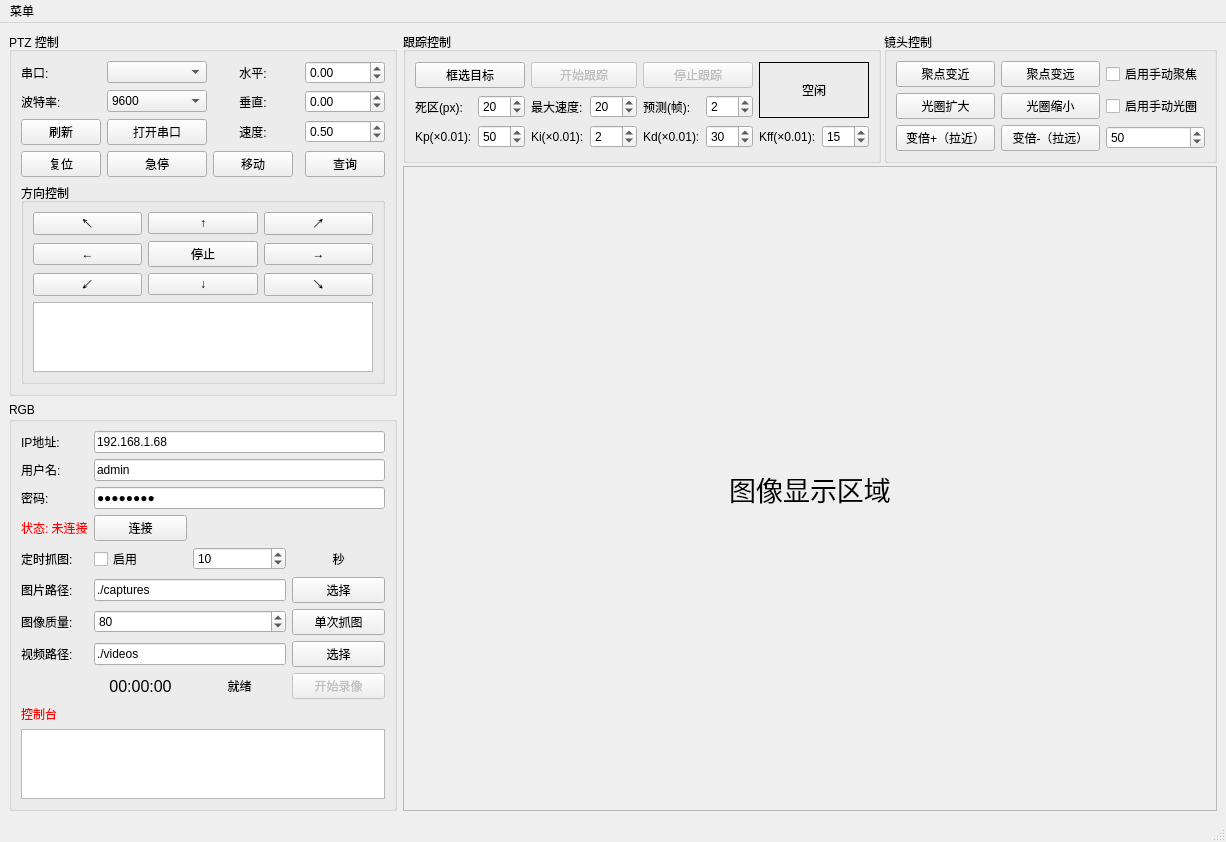
First picture: the form in mainwindow.ui, repository soranokiseki1437/nanhu_RGB_PTZ, before the edit.
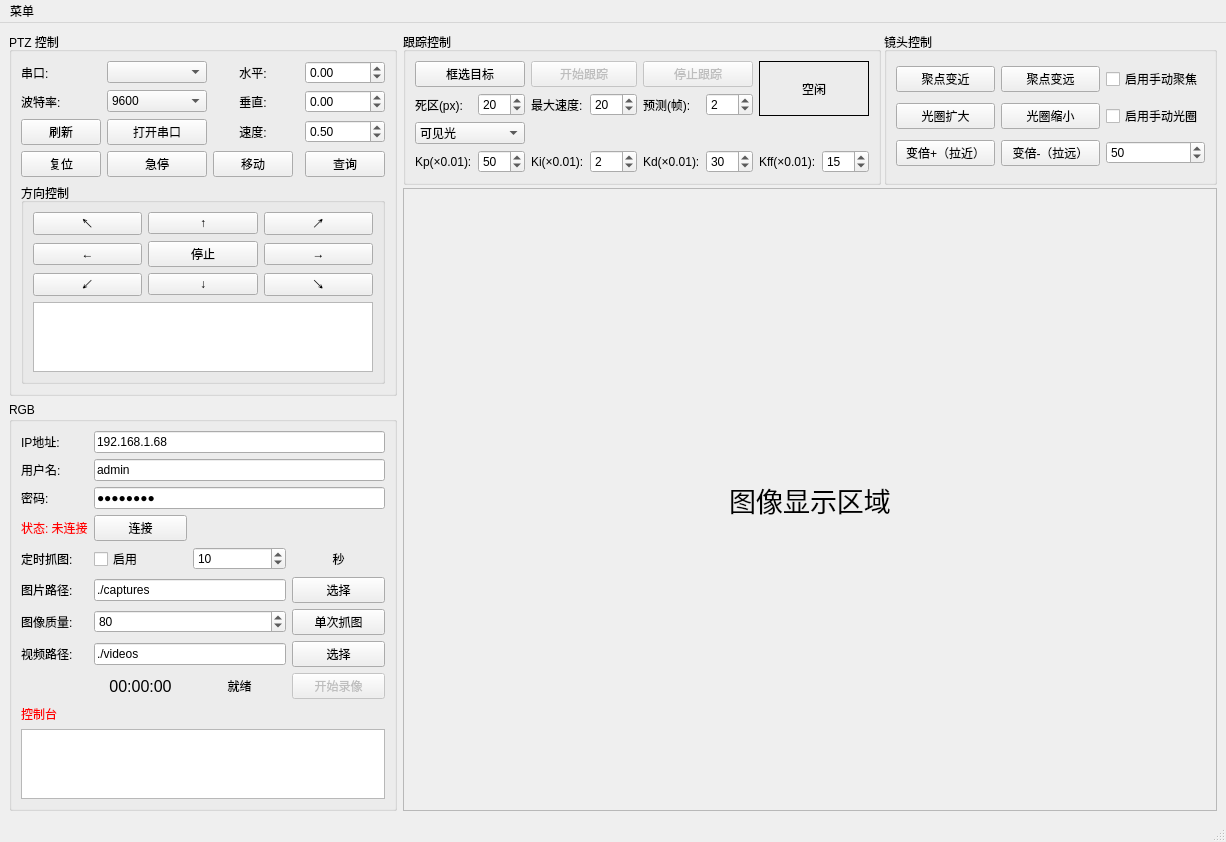
Second picture: the form after the edit.

What changed in the file:
```diff
--- a/mainwindow.ui
+++ b/mainwindow.ui
@@ -920,6 +920,23 @@
            </property>
           </widget>
          </item>
+         <item row="2" column="0" colspan="2">
+          <widget class="QComboBox" name="cmbTrackSource">
+           <property name="currentIndex">
+            <number>0</number>
+           </property>
+           <item>
+            <property name="text">
+             <string>可见光</string>
+            </property>
+           </item>
+           <item>
+            <property name="text">
+             <string>红外</string>
+            </property>
+           </item>
+          </widget>
+         </item>
         </layout>
        </widget>
       </item>
```
